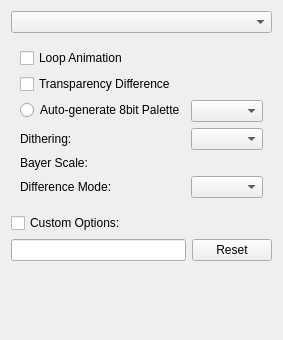
Old version of the form libs/ui/animation/video_export_options_dialog.ui in the repository KDE/krita.
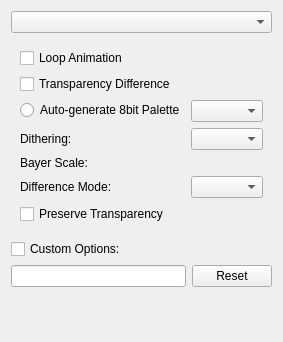
New version of the form. The open tabs and pages were chosen to show the change. Custom widgets are drawn as their Qt base class.

Commit message:
New option and minor fixes for animated GIF export
This patch includes the following:

* Option to toggle reserving a color for GIF transparency
* Warn about transparency not working if user has an old FFMpeg version and trying to export a GIF
* Cleanup the palette files after rendering is done
* Fixed an error with exporting in single palette per frame option
* Displays the FFMpeg version user selects

BUG:396454

```diff
--- a/libs/ui/animation/video_export_options_dialog.ui
+++ b/libs/ui/animation/video_export_options_dialog.ui
@@ -248,6 +248,16 @@
        <item column="1" row="5">
         <widget class="QComboBox" name="cmbPaletteuseDiffModeGIF"/>
        </item>
+       <item column="0" row="6">
+        <widget class="QCheckBox" name="gifReserveTransparent">
+         <property name="text">
+          <string>Preserve Transparency</string>
+         </property>
+         <property name="toolTip">
+          <string>&lt;html&gt;&lt;head/&gt;&lt;body&gt;&lt;p&gt;GIF format supports up to 256 colors per frame/image. This option enables transparency at the cost of 1 color, thus only 255 colors will be used for GIFs with this option enabled. Disabling this option gives you the entire 256 colors for your GIF for better quality output.&lt;/p&gt;&lt;p&gt;&lt;span style=&quot; font-style:italic;&quot;&gt;Note 1: For transparency to work properly, you need to make sure that the image sequence is exporting with transparency enabled, and that FFMpeg version is at least 4.2+. If your GIF output shows signs of screen tearing, FFMpeg version 4.4+ is highly recommended.&lt;/span&gt;&lt;/p&gt;&lt;p&gt;&lt;span style=&quot; font-style:italic;&quot;&gt;Note 2: GIF format only supports 100% transparency, or 0% transparency. Partial transparency is &lt;/span&gt;&lt;span style=&quot; font-style:italic; text-decoration: underline;&quot;&gt;not&lt;/span&gt;&lt;span style=&quot; font-style:italic;&quot;&gt; supported. If you need partial transparency, consider APNG or WEBP.&lt;/span&gt;&lt;br/&gt;&lt;/p&gt;&lt;/body&gt;&lt;/html&gt;</string>
+         </property>
+        </widget>
+       </item>
        </layout>
      </widget>
      <widget class="QWidget" name="pgAPNG">
```
The commit also changes 6 other files.
